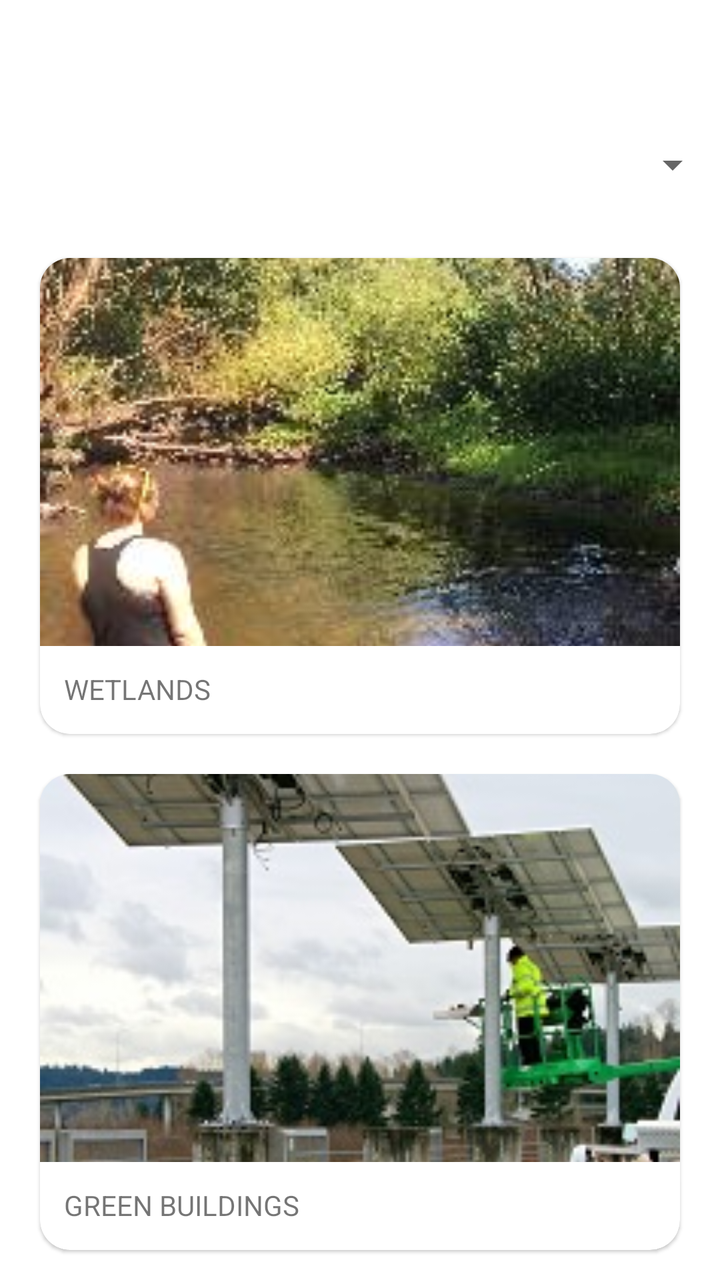
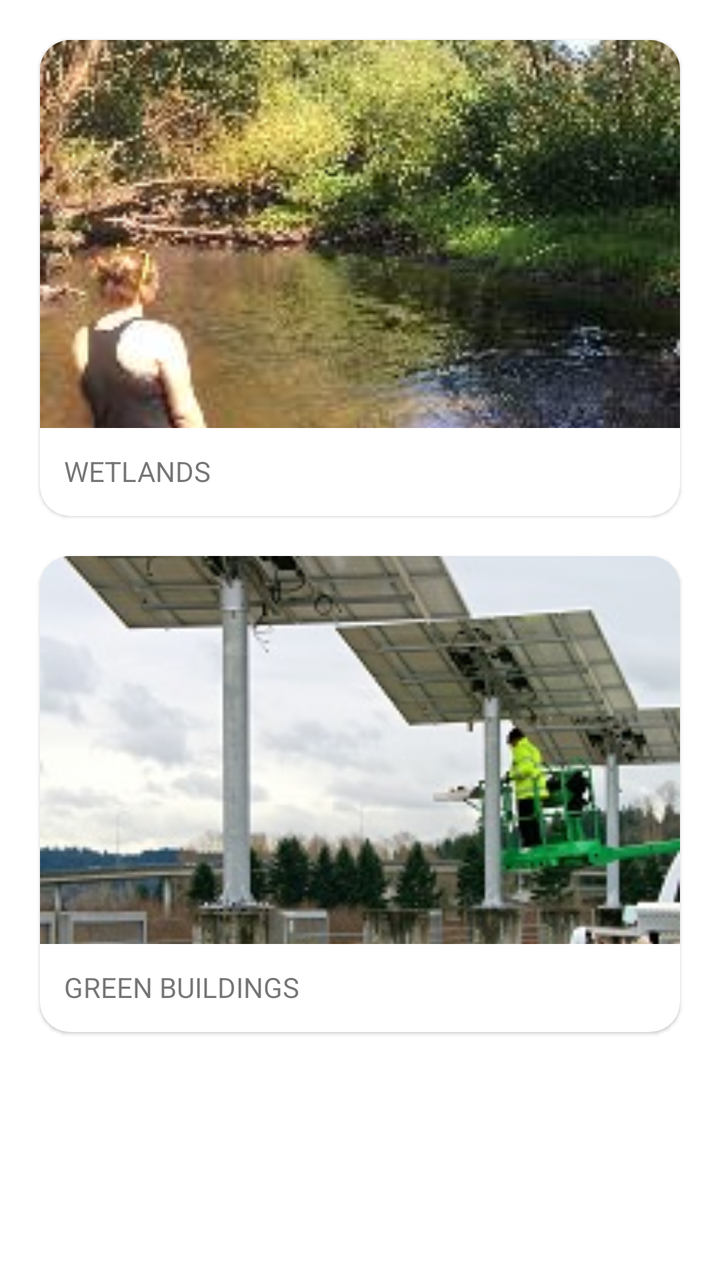

The first picture is an Android layout as it rendered before a commit; the second is the same layout after the commit. The layout source and the unified diff follow.
<!-- AndroidManifest.xml: application theme Theme.CampusGuidebookTemplate -->
<!-- res/layout/fragment_info.xml -->
<?xml version="1.0" encoding="utf-8"?>
<androidx.constraintlayout.widget.ConstraintLayout xmlns:android="http://schemas.android.com/apk/res/android"
    xmlns:app="http://schemas.android.com/apk/res-auto"
    xmlns:tools="http://schemas.android.com/tools"
    android:layout_width="match_parent"
    android:layout_height="match_parent"
    tools:context=".ui.events.EventsFragment">

    <Spinner
        android:id="@+id/spinner"
        android:layout_width="409dp"
        android:layout_height="53dp"
        android:layout_marginTop="56dp"
        app:layout_constraintEnd_toEndOf="parent"
        app:layout_constraintHorizontal_bias="1.0"
        app:layout_constraintStart_toStartOf="parent"
        app:layout_constraintTop_toTopOf="parent"
        tools:ignore="SpeakableTextPresentCheck" />

    <com.google.android.material.card.MaterialCardView
        android:id="@+id/card"
        android:layout_width="match_parent"
        android:layout_height="wrap_content"
        android:layout_margin="20dp"
        app:cardCornerRadius="15dp"
        app:layout_constraintEnd_toEndOf="parent"
        app:layout_constraintStart_toStartOf="parent"
        app:layout_constraintTop_toBottomOf="@+id/spinner">

        <LinearLayout

            android:layout_width="match_parent"
            android:layout_height="wrap_content"
            android:orientation="vertical">


            

            <ImageView
                android:clickable="true"
                android:focusable="true"
                android:layout_width="match_parent"
                android:layout_height="194dp"
                android:scaleType="centerCrop"
                android:src="@drawable/wetlands" />

            <androidx.constraintlayout.widget.ConstraintLayout
                android:layout_width="match_parent"
                android:layout_height="match_parent"

                android:orientation="horizontal"
                android:padding="12dp">

                

                


                <TextView
                    android:id="@+id/textViewCampusInfo1"
                    android:layout_width="240dp"
                    android:layout_height="20dp"
                    android:text="WETLANDS"
                    app:layout_constraintStart_toStartOf="parent"
                    app:layout_constraintTop_toTopOf="parent" />


            </androidx.constraintlayout.widget.ConstraintLayout>
        </LinearLayout>

    </com.google.android.material.card.MaterialCardView>

    <com.google.android.material.card.MaterialCardView
        android:id="@+id/card2"
        android:layout_width="match_parent"
        android:layout_height="wrap_content"
        android:layout_margin="20dp"
        app:cardCornerRadius="15dp"
        app:layout_constraintStart_toStartOf="parent"
        app:layout_constraintTop_toBottomOf="@+id/card">


        <LinearLayout

            android:layout_width="match_parent"
            android:layout_height="wrap_content"
            android:orientation="vertical">

            

            <ImageView
                android:clickable="true"
                android:focusable="true"
                android:layout_width="match_parent"
                android:layout_height="194dp"


                android:scaleType="centerCrop"

                android:src="@drawable/green_buildings" />

            <androidx.constraintlayout.widget.ConstraintLayout
                android:layout_width="match_parent"
                android:layout_height="match_parent"

                android:orientation="horizontal"
                android:padding="12dp">

                

                


                <TextView
                    android:id="@+id/textViewCampusInfo2"
                    android:layout_width="240dp"
                    android:layout_height="20dp"
                    android:text="GREEN BUILDINGS"
                    app:layout_constraintHorizontal_bias="0.004"
                    app:layout_constraintStart_toStartOf="parent"
                    app:layout_constraintTop_toTopOf="parent" />

            </androidx.constraintlayout.widget.ConstraintLayout>
        </LinearLayout>

    </com.google.android.material.card.MaterialCardView>
</androidx.constraintlayout.widget.ConstraintLayout>
<!-- resources referenced by this layout -->
<resources>
  <!-- drawable green_buildings: png bitmap (drawable-v24, 65664 bytes) -->
  <!-- drawable wetlands: png bitmap (drawable-v24, 130246 bytes) -->
  <style name="Theme.CampusGuidebookTemplate" parent="Theme.MaterialComponents.DayNight.DarkActionBar">
          
  
  
          <item name="colorOnPrimary">@color/white</item>
          
  
  
          <item name="colorOnSecondary">@color/black</item>
          
          <item name="android:statusBarColor" tools:targetApi="l">?attr/colorPrimaryVariant</item>
          
          <item name="colorPrimary">@color/blue_1</item>
          <item name="colorPrimaryVariant">@color/blue_2</item>
          <item name="colorSecondary">@color/gray_1</item>
          <item name="colorSecondaryVariant">@color/gray_2</item>
  
      </style>
  <color name="white">#FFFFFFFF</color>
  <color name="black">#FF000000</color>
  <color name="blue_1">#FF01579B</color>
  <color name="blue_2">#FF002F6C</color>
  <color name="gray_1">#FFE1E2E1</color>
  <color name="gray_2">#FFA7A9AC</color>
</resources>

<!-- the commit's change to res/layout/fragment_info.xml (unified diff, before → after) -->
@@ -4,20 +4,9 @@
     xmlns:tools="http://schemas.android.com/tools"
     android:layout_width="match_parent"
     android:layout_height="match_parent"
-    tools:context=".ui.events.EventsFragment">
+    tools:context=".ui.info.InfoFragment">
 
-    <Spinner
-        android:id="@+id/spinner"
-        android:layout_width="409dp"
-        android:layout_height="53dp"
-        android:layout_marginTop="56dp"
-        app:layout_constraintEnd_toEndOf="parent"
-        app:layout_constraintHorizontal_bias="1.0"
-        app:layout_constraintStart_toStartOf="parent"
-        app:layout_constraintTop_toTopOf="parent"
-        tools:ignore="SpeakableTextPresentCheck" />
-
-    <com.google.android.material.card.MaterialCardView
+      <com.google.android.material.card.MaterialCardView
         android:id="@+id/card"
         android:layout_width="match_parent"
         android:layout_height="wrap_content"
@@ -25,7 +14,7 @@
         app:cardCornerRadius="15dp"
         app:layout_constraintEnd_toEndOf="parent"
         app:layout_constraintStart_toStartOf="parent"
-        app:layout_constraintTop_toBottomOf="@+id/spinner">
+        app:layout_constraintTop_toTopOf="parent">
 
         <LinearLayout
 
